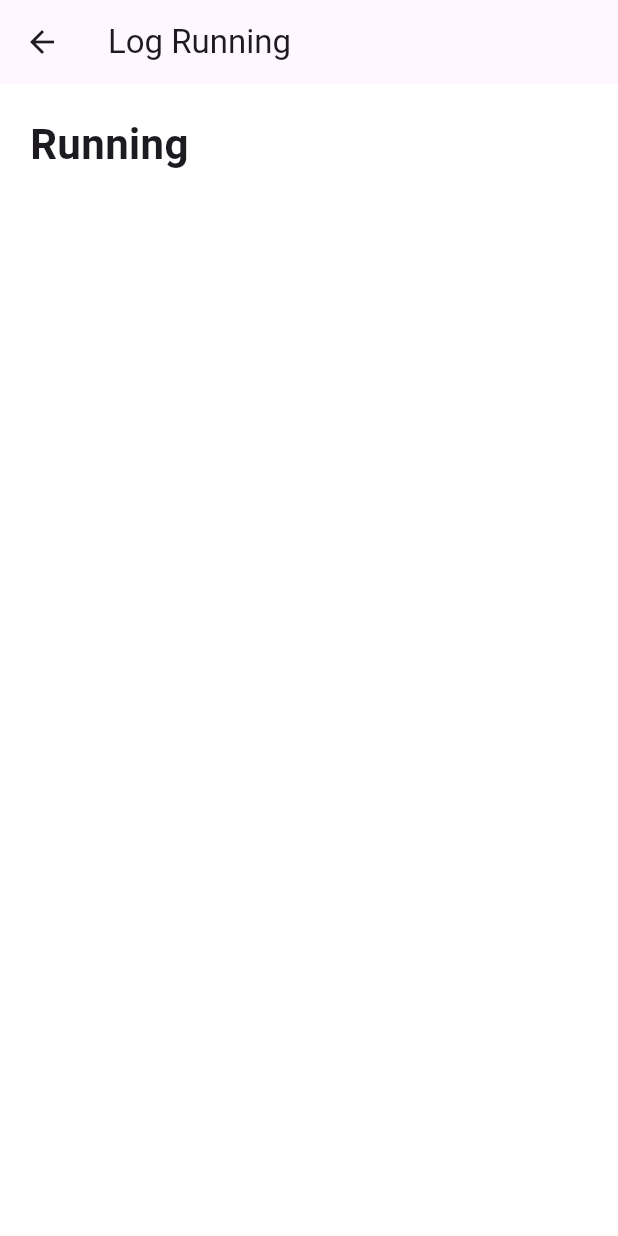
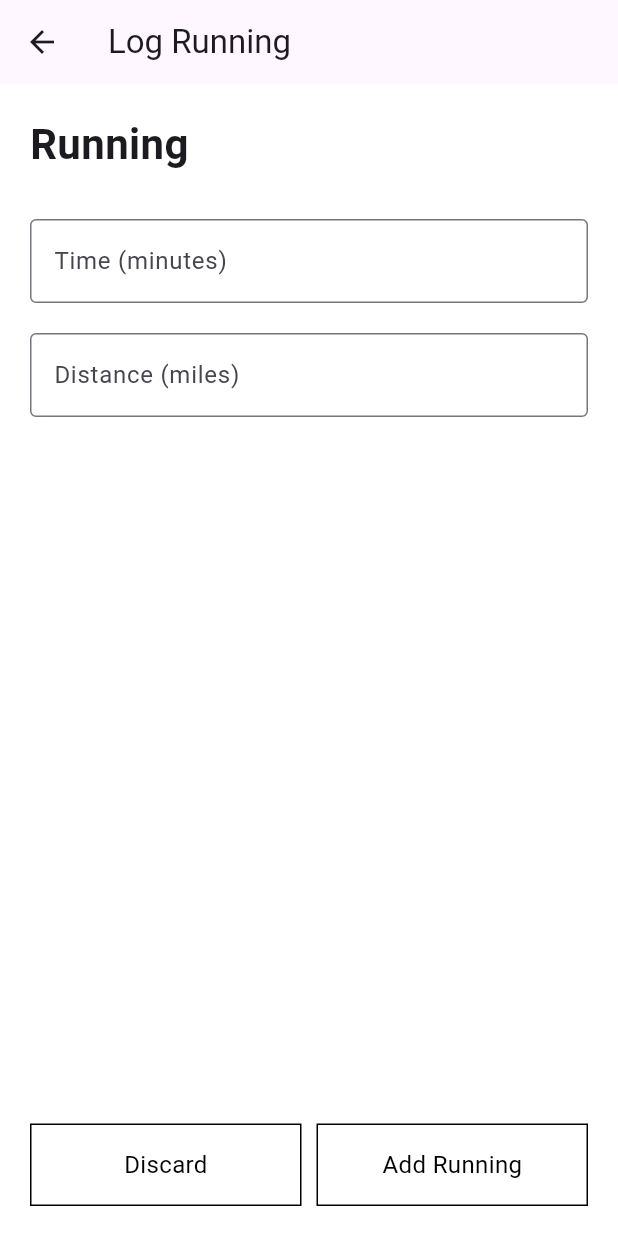
Before and after one commit to vk1hub/Fitness-Tracker, a Flutter app: the AddRunningBikingScreen screen opened directly, on a phone screen of 412 x 824 dp. Run offline on Flutter 3.47's test engine with Material 3 defaults, Android fonts, the light colour scheme and no system bars.

Commit message:
Created UI for Running and Biking screen

```diff
--- a/lib/running_biking_screen.dart
+++ b/lib/running_biking_screen.dart
@@ -11,6 +11,11 @@
 }
 
 class AddRunningBikingState extends State<AddRunningBikingScreen> {
+
+  // manage input fields
+  TextEditingController timeController = TextEditingController();
+  TextEditingController distanceController = TextEditingController();
+
   @override
   Widget build(BuildContext context) {
     return Scaffold(
@@ -24,6 +29,77 @@
           children: [
             Text(widget.type, style: TextStyle(fontSize: 28, fontWeight: FontWeight.bold)),
             SizedBox(height: 30),
+
+            // time input field
+            TextField(
+              controller: timeController,
+              keyboardType: TextInputType.number,
+              decoration: InputDecoration(
+                labelText: 'Time (minutes)',
+                border: OutlineInputBorder(),
+              ),
+            ),
+            SizedBox(height: 20),
+
+            // distance input field
+            TextField(
+              controller: distanceController,
+              keyboardType: TextInputType.numberWithOptions(decimal: true),
+              decoration: InputDecoration(
+                labelText: 'Distance (miles)',
+                border: OutlineInputBorder(),
+              ),
+            ),
+
+            Spacer(),
+
+            Row(
+              children: [
+
+                // Discard button
+                Expanded(
+                  child: GestureDetector(
+                    onTap: () {
+                      Navigator.pop(context);
+                    },
+                    child: Container(
+                      padding: EdgeInsets.symmetric(vertical: 15),
+                      decoration: BoxDecoration(
+                        border: Border.all(color: Colors.black),
+                      ),
+                      child: Center(
+                        child: Text(
+                          'Discard',
+                          style: TextStyle(fontSize: 16, color: Colors.black),
+                        ),
+                      ),
+                    ),
+                  ),
+                ),
+                SizedBox(width: 10),
+
+                // Add Running/Biking button
+                Expanded(
+                  child: GestureDetector(
+                    onTap: () {
+                      //
+                    },
+                    child: Container(
+                      padding: EdgeInsets.symmetric(vertical: 15),
+                      decoration: BoxDecoration(
+                        border: Border.all(color: Colors.black),
+                      ),
+                      child: Center(
+                        child: Text(
+                          'Add ${widget.type}',
+                          style: TextStyle(fontSize: 16, color: Colors.black),
+                        ),
+                      ),
+                    ),
+                  ),
+                ),
+              ],
+            ),
           ],
         ),
       ),
```
